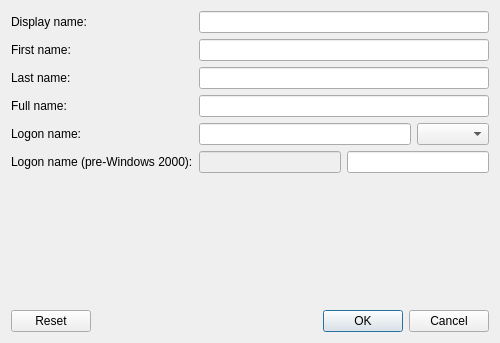
Old version of the form src/admc/rename_user_dialog.ui in the repository altlinux/admc.
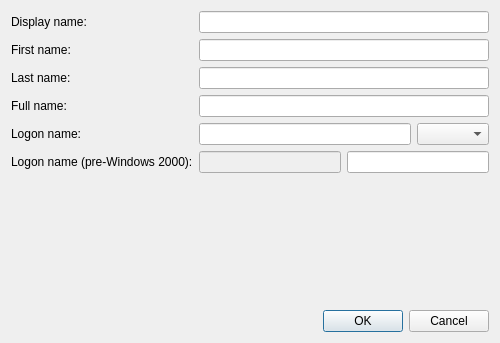
New version of the form.

Commit message: remove reset button from rename dialogs

Patch:
```diff
--- a/src/admc/rename_user_dialog.ui
+++ b/src/admc/rename_user_dialog.ui
@@ -102,7 +102,7 @@
       <enum>Qt::Horizontal</enum>
      </property>
      <property name="standardButtons">
-      <set>QDialogButtonBox::Cancel|QDialogButtonBox::Ok|QDialogButtonBox::Reset</set>
+      <set>QDialogButtonBox::Cancel|QDialogButtonBox::Ok</set>
      </property>
     </widget>
    </item>
```
The commit also changes 10 other files.
